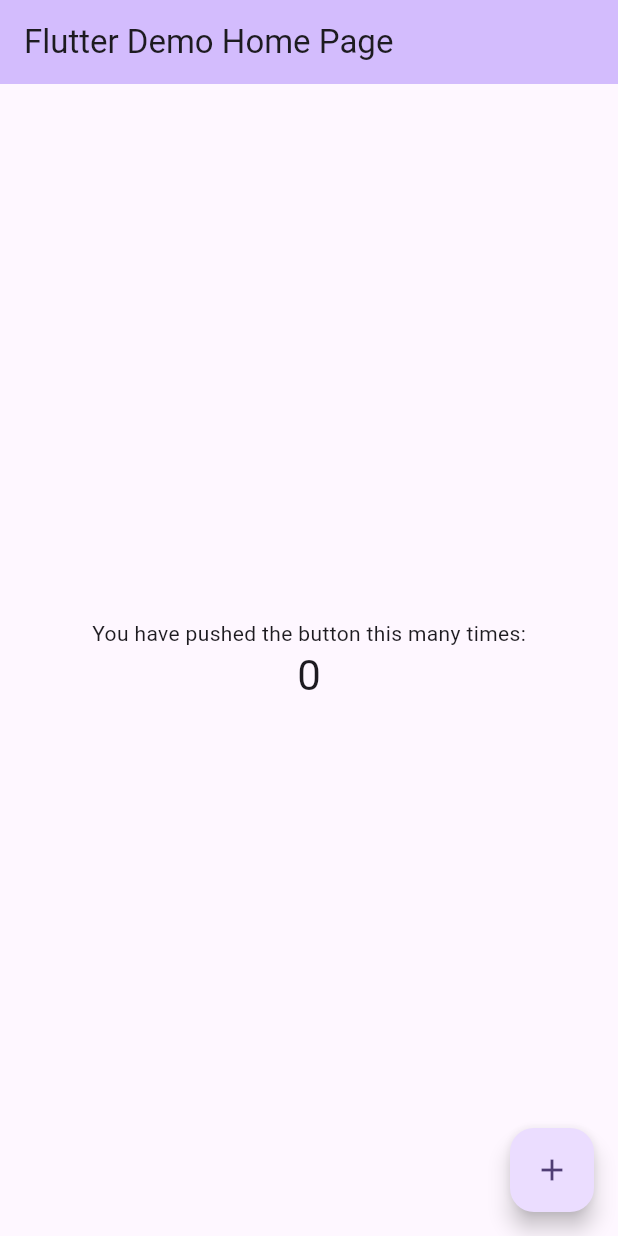
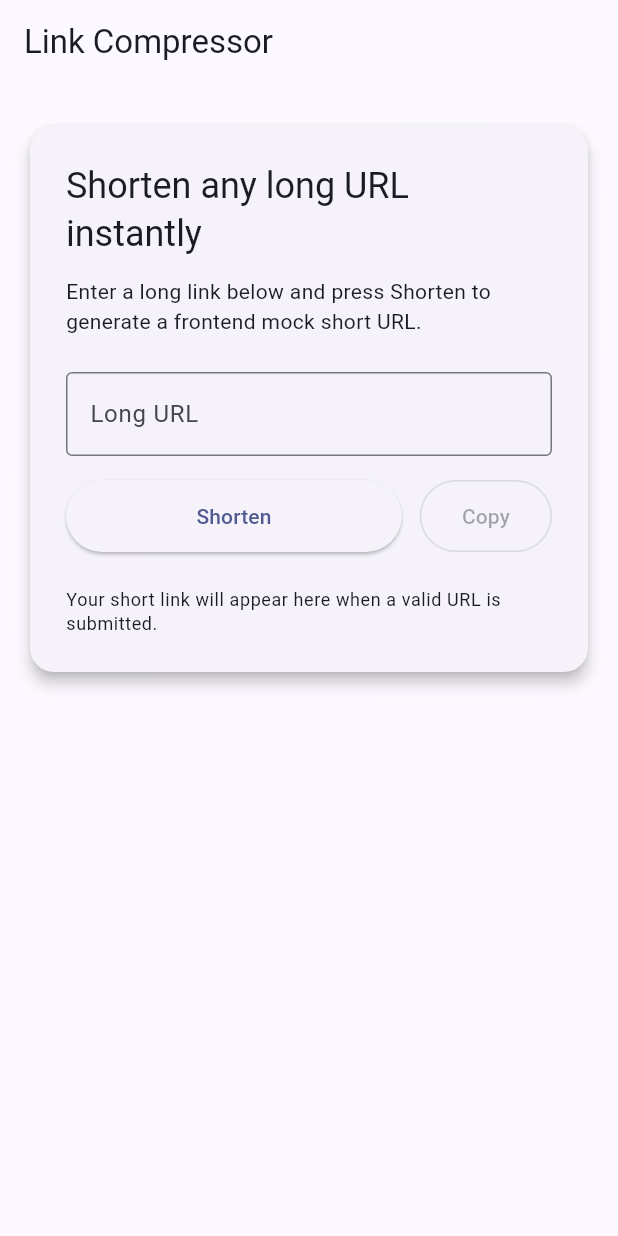
Before and after one commit to LegendHadi/Link-Compressor, a Flutter app: the screen it shows after launch, on a phone screen of 412 x 824 dp. Run offline on Flutter 3.47's test engine with Material 3 defaults, Android fonts, the phone set to English and light mode, and no system bars.

Commit message:
Making shorter link

```diff
--- a/lib/main.dart
+++ b/lib/main.dart
@@ -1,4 +1,6 @@
+import 'dart:math';
 import 'package:flutter/material.dart';
+import 'package:flutter/services.dart';
 
 void main() {
   runApp(const MyApp());
@@ -7,46 +9,21 @@ void main() {
 class MyApp extends StatelessWidget {
   const MyApp({super.key});
 
-  // This widget is the root of your application.
   @override
   Widget build(BuildContext context) {
     return MaterialApp(
-      title: 'Flutter Demo',
+      title: 'Link Compressor',
       theme: ThemeData(
-        // This is the theme of your application.
-        //
-        // TRY THIS: Try running your application with "flutter run". You'll see
-        // the application has a purple toolbar. Then, without quitting the app,
-        // try changing the seedColor in the colorScheme below to Colors.green
-        // and then invoke "hot reload" (save your changes or press the "hot
-        // reload" button in a Flutter-supported IDE, or press "r" if you used
-        // the command line to start the app).
-        //
-        // Notice that the counter didn't reset back to zero; the application
-        // state is not lost during the reload. To reset the state, use hot
-        // restart instead.
-        //
-        // This works for code too, not just values: Most code changes can be
-        // tested with just a hot reload.
-        colorScheme: ColorScheme.fromSeed(seedColor: Colors.deepPurple),
+        colorScheme: ColorScheme.fromSeed(seedColor: Colors.indigo),
         useMaterial3: true,
       ),
-      home: const MyHomePage(title: 'Flutter Demo Home Page'),
+      home: const MyHomePage(title: 'Link Compressor'),
     );
   }
 }
 
 class MyHomePage extends StatefulWidget {
   const MyHomePage({super.key, required this.title});
-
-  // This widget is the home page of your application. It is stateful, meaning
-  // that it has a State object (defined below) that contains fields that affect
-  // how it looks.
-
-  // This class is the configuration for the state. It holds the values (in this
-  // case the title) provided by the parent (in this case the App widget) and
-  // used by the build method of the State. Fields in a Widget subclass are
-  // always marked "final".
 
   final String title;
 
@@ -55,71 +32,176 @@ class MyHomePage extends StatefulWidget {
 }
 
 class _MyHomePageState extends State<MyHomePage> {
-  int _counter = 0;
+  final TextEditingController _urlController = TextEditingController();
+  String? _shortLink;
+  String? _errorText;
+  bool _copied = false;
 
-  void _incrementCounter() {
+  @override
+  void dispose() {
+    _urlController.dispose();
+    super.dispose();
+  }
+
+  void _submit() {
+    final input = _urlController.text.trim();
+    final validated = _validateUrl(input);
+
     setState(() {
-      // This call to setState tells the Flutter framework that something has
-      // changed in this State, which causes it to rerun the build method below
-      // so that the display can reflect the updated values. If we changed
-      // _counter without calling setState(), then the build method would not be
-      // called again, and so nothing would appear to happen.
-      _counter++;
+      _copied = false;
+      _shortLink = null;
+      _errorText = null;
     });
+
+    if (validated == null) {
+      setState(() {
+        _errorText = 'Please enter a valid URL starting with http:// or https://';
+      });
+      return;
+    }
+
+    final token = _generateToken(validated);
+    setState(() {
+      _shortLink = 'https://tamin.to/$token';
+    });
+  }
+
+  Uri? _validateUrl(String text) {
+    if (text.isEmpty) return null;
+    final uri = Uri.tryParse(text);
+    if (uri == null || !(uri.hasScheme && (uri.isScheme('http') || uri.isScheme('https')))) {
+      return null;
+    }
+    if (!uri.hasAuthority) return null;
+    return uri;
+  }
+
+  String _generateToken(Uri uri) {
+    final normalized = uri.toString();
+    final hash = normalized.codeUnits.fold<int>(0, (acc, code) => (acc * 31 + code) & 0x7fffffff);
+    const chars = 'abcdefghijklmnopqrstuvwxyzABCDEFGHIJKLMNOPQRSTUVWXYZ0123456789';
+    final buffer = StringBuffer();
+    var value = hash;
+    for (var i = 0; i < 7; i++) {
+      buffer.write(chars[value % chars.length]);
+      value = value ~/ chars.length;
+    }
+    if (buffer.length < 7) {
+      final random = Random(hash);
+      while (buffer.length < 7) {
+        buffer.write(chars[random.nextInt(chars.length)]);
+      }
+    }
+    return buffer.toString();
+  }
+
+  Future<void> _copyToClipboard() async {
+    if (_shortLink == null) return;
+    await Clipboard.setData(ClipboardData(text: _shortLink!));
+    setState(() {
+      _copied = true;
+    });
+    if (mounted) {
+      ScaffoldMessenger.of(context).showSnackBar(
+        const SnackBar(content: Text('Short link copied to clipboard')),
+      );
+    }
   }
 
   @override
   Widget build(BuildContext context) {
-    // This method is rerun every time setState is called, for instance as done
-    // by the _incrementCounter method above.
-    //
-    // The Flutter framework has been optimized to make rerunning build methods
-    // fast, so that you can just rebuild anything that needs updating rather
-    // than having to individually change instances of widgets.
     return Scaffold(
       appBar: AppBar(
-        // TRY THIS: Try changing the color here to a specific color (to
-        // Colors.amber, perhaps?) and trigger a hot reload to see the AppBar
-        // change color while the other colors stay the same.
-        backgroundColor: Theme.of(context).colorScheme.inversePrimary,
-        // Here we take the value from the MyHomePage object that was created by
-        // the App.build method, and use it to set our appbar title.
         title: Text(widget.title),
       ),
-      body: Center(
-        // Center is a layout widget. It takes a single child and positions it
-        // in the middle of the parent.
-        child: Column(
-          // Column is also a layout widget. It takes a list of children and
-          // arranges them vertically. By default, it sizes itself to fit its
-          // children horizontally, and tries to be as tall as its parent.
-          //
-          // Column has various properties to control how it sizes itself and
-          // how it positions its children. Here we use mainAxisAlignment to
-          // center the children vertically; the main axis here is the vertical
-          // axis because Columns are vertical (the cross axis would be
-          // horizontal).
-          //
-          // TRY THIS: Invoke "debug painting" (choose the "Toggle Debug Paint"
-          // action in the IDE, or press "p" in the console), to see the
-          // wireframe for each widget.
-          mainAxisAlignment: MainAxisAlignment.center,
-          children: <Widget>[
-            const Text(
-              'You have pushed the button this many times:',
+      body: SafeArea(
+        child: SingleChildScrollView(
+          padding: const EdgeInsets.symmetric(horizontal: 16, vertical: 24),
+          child: Center(
+            child: ConstrainedBox(
+              constraints: const BoxConstraints(maxWidth: 700),
+              child: Card(
+                elevation: 4,
+                shape: RoundedRectangleBorder(borderRadius: BorderRadius.circular(16)),
+                child: Padding(
+                  padding: const EdgeInsets.all(24),
+                  child: Column(
+                    crossAxisAlignment: CrossAxisAlignment.stretch,
+                    children: [
+                      Text(
+                        'Shorten any long URL instantly',
+                        style: Theme.of(context).textTheme.headlineSmall,
+                      ),
+                      const SizedBox(height: 12),
+                      Text(
+                        'Enter a long link below and press Shorten to generate a frontend mock short URL.',
+                        style: Theme.of(context).textTheme.bodyMedium,
+                      ),
+                      const SizedBox(height: 24),
+                      TextField(
+                        controller: _urlController,
+                        keyboardType: TextInputType.url,
+                        textInputAction: TextInputAction.done,
+                        decoration: InputDecoration(
+                          labelText: 'Long URL',
+                          hintText: 'https://example.com/your/very/long/path',
+                          errorText: _errorText,
+                          border: const OutlineInputBorder(),
+                        ),
+                        onSubmitted: (_) => _submit(),
+                      ),
+                      const SizedBox(height: 16),
+                      Row(
+                        children: [
+                          Expanded(
+                            child: ElevatedButton(
+                              onPressed: _submit,
+                              child: const Padding(
+                                padding: EdgeInsets.symmetric(vertical: 14),
+                                child: Text('Shorten'),
+                              ),
+                            ),
+                          ),
+                          const SizedBox(width: 12),
+                          OutlinedButton(
+                            onPressed: _shortLink != null ? _copyToClipboard : null,
+                            child: const Padding(
+                              padding: EdgeInsets.symmetric(vertical: 14, horizontal: 4),
+                              child: Text('Copy'),
+                            ),
+                          ),
+                        ],
+                      ),
+                      const SizedBox(height: 24),
+                      if (_shortLink != null) ...[
+                        Text(
+                          'Generated short link',
+                          style: Theme.of(context).textTheme.bodyLarge,
+                        ),
+                        const SizedBox(height: 12),
+                        SelectableText(
+                          _shortLink!,
+                          style: Theme.of(context).textTheme.titleMedium?.copyWith(color: Theme.of(context).colorScheme.primary),
+                        ),
+                        const SizedBox(height: 8),
+                        Text(
+                          _copied ? 'Copied!' : 'Tap copy to save the link.',
+                          style: Theme.of(context).textTheme.bodySmall,
+                        ),
+                      ] else ...[
+                        Text(
+                          'Your short link will appear here when a valid URL is submitted.',
+                          style: Theme.of(context).textTheme.bodySmall,
+                        ),
+                      ],
+                    ],
+                  ),
+                ),
+              ),
             ),
-            Text(
-              '$_counter',
-              style: Theme.of(context).textTheme.headlineMedium,
-            ),
-          ],
+          ),
         ),
       ),
-      floatingActionButton: FloatingActionButton(
-        onPressed: _incrementCounter,
-        tooltip: 'Increment',
-        child: const Icon(Icons.add),
-      ), // This trailing comma makes auto-formatting nicer for build methods.
     );
   }
 }
```
